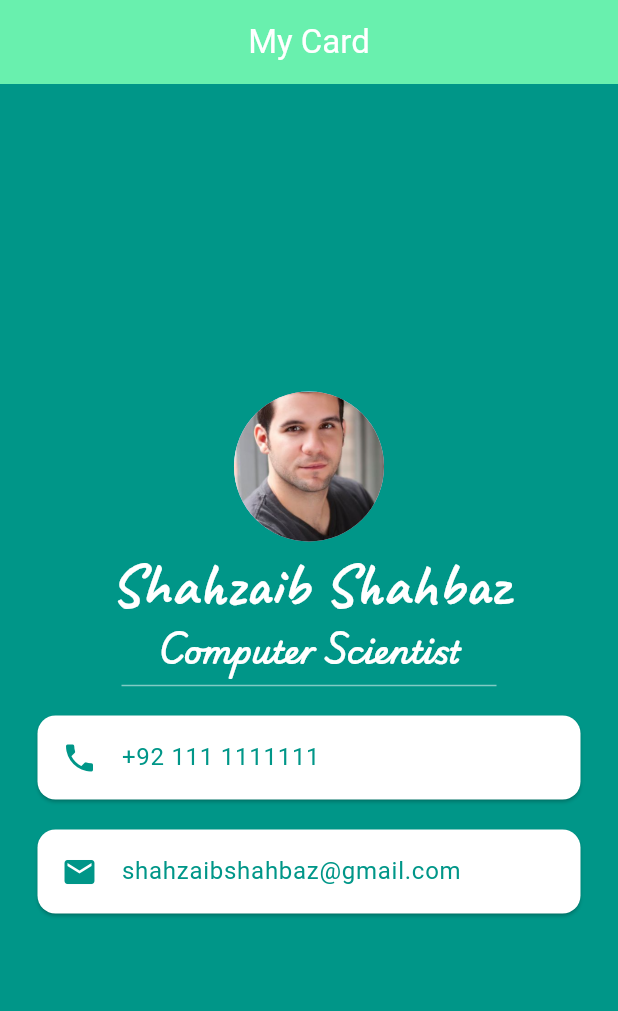
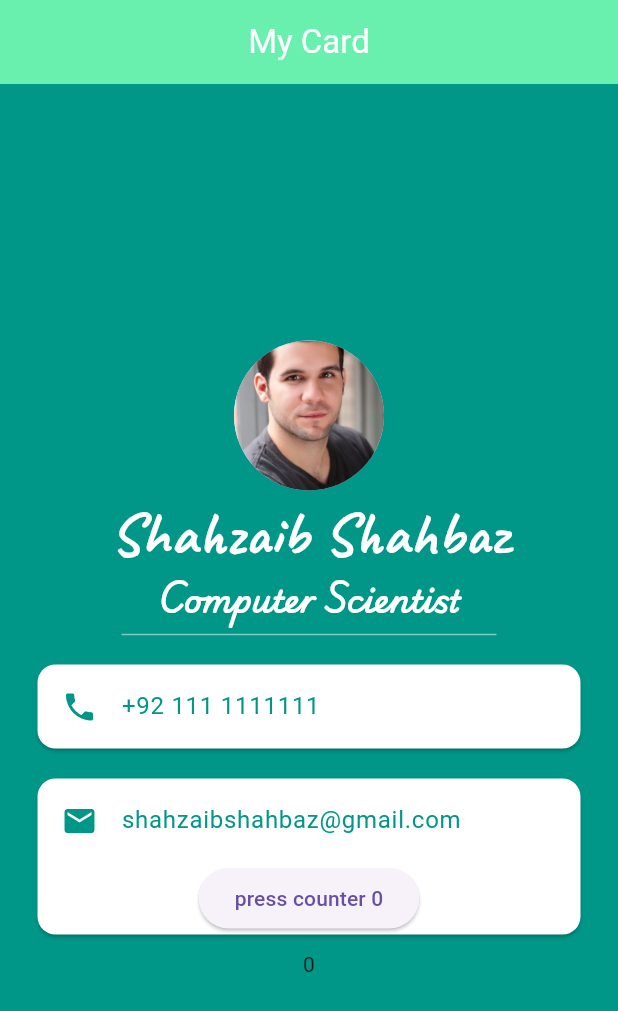
Before and after one commit to ShahzaibShahbaz/Random-Flutter, a Flutter app: the screen it shows after launch, on a phone screen of 412 x 824 dp. Shown: the top 1011 px of the screen. Run offline on Flutter 3.47's test engine with Material 3 defaults, Android fonts, the phone set to English and light mode, and no system bars; our stand-ins replace google_fonts; missing offline and left inert: dart:ffi.

Commit message:
updated main.dart
updated

```diff
--- a/lib/main.dart
+++ b/lib/main.dart
@@ -1,12 +1,36 @@
+
+
+import 'dart:ffi';
+
 import 'package:flutter/material.dart';
 import 'package:google_fonts/google_fonts.dart';
 //The main function which is the starting point of all our apps.
 void main() {
-  runApp(const MyApp());
+  runApp( MyApp());
 }
 
+class Shahzaib{
+  int ptr;
+  Shahzaib(){
+    this.ptr = 0;
+  }
+  int getter(){
+    int inti = 0;
+    for(int i = 0; i < 10; i++){
+      inti += i;
+    }
+    return ptr;
+  }
+}
+
+
 class MyApp extends StatelessWidget {
-  const MyApp({super.key});
+   MyApp({super.key});
+  int counter = 0;
+  late Shahzaib shazy;
+
+
+
 
   @override
   Widget build(BuildContext context) {
@@ -49,12 +73,24 @@ class MyApp extends StatelessWidget {
                 Card(
                   color: Colors.white,
                   margin: EdgeInsets.symmetric(vertical: 10, horizontal: 25),
-                  child: ListTile(
-                    leading: Icon(Icons.email, color: Colors.teal,),
-                    title: Text('shahzaibshahbaz@gmail.com', style: TextStyle(color: Colors.teal),),
-                  ),
+                  child: Column(
+                    children: [
+                      ListTile(
+                        leading: Icon(Icons.email, color: Colors.teal,),
+                        title: Text('shahzaibshahbaz@gmail.com', style: TextStyle(color: Colors.teal),),
+                      ),
+                      ElevatedButton(onPressed: (){
+
+                        counter = shazy.getter();
+
+                      },
+                        child: Text('press counter $counter'),
+
+                      )
+                    ],
+                  )
                 ),
-
+                Text('$counter'),
               ],
             ),
           )
```
